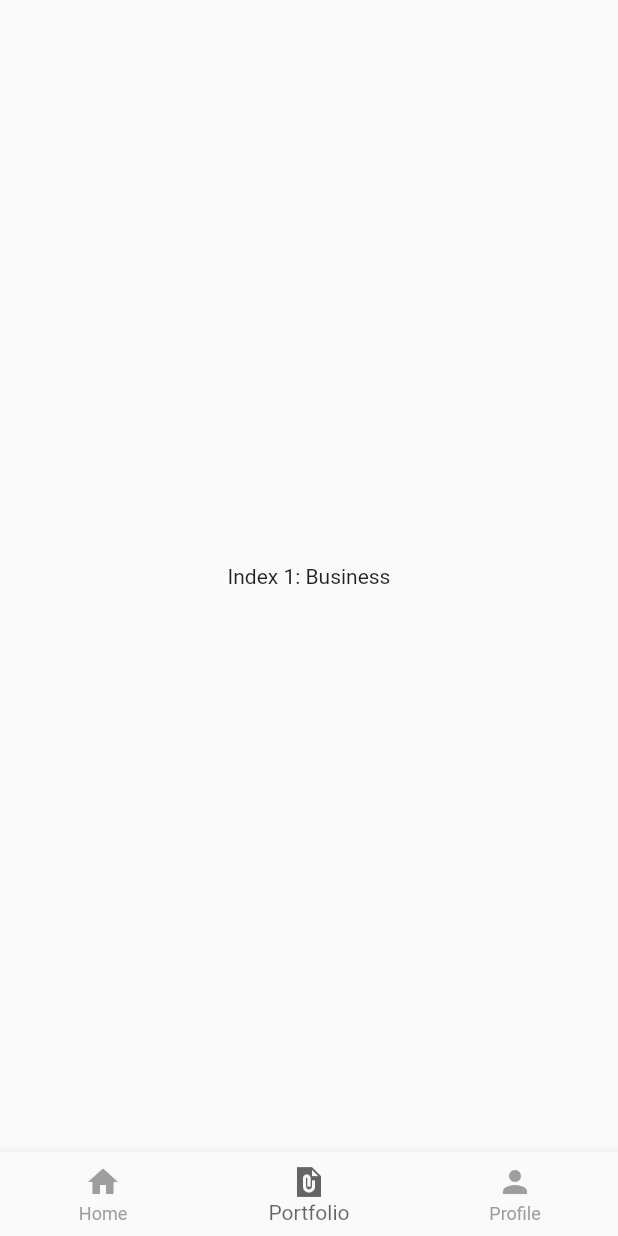
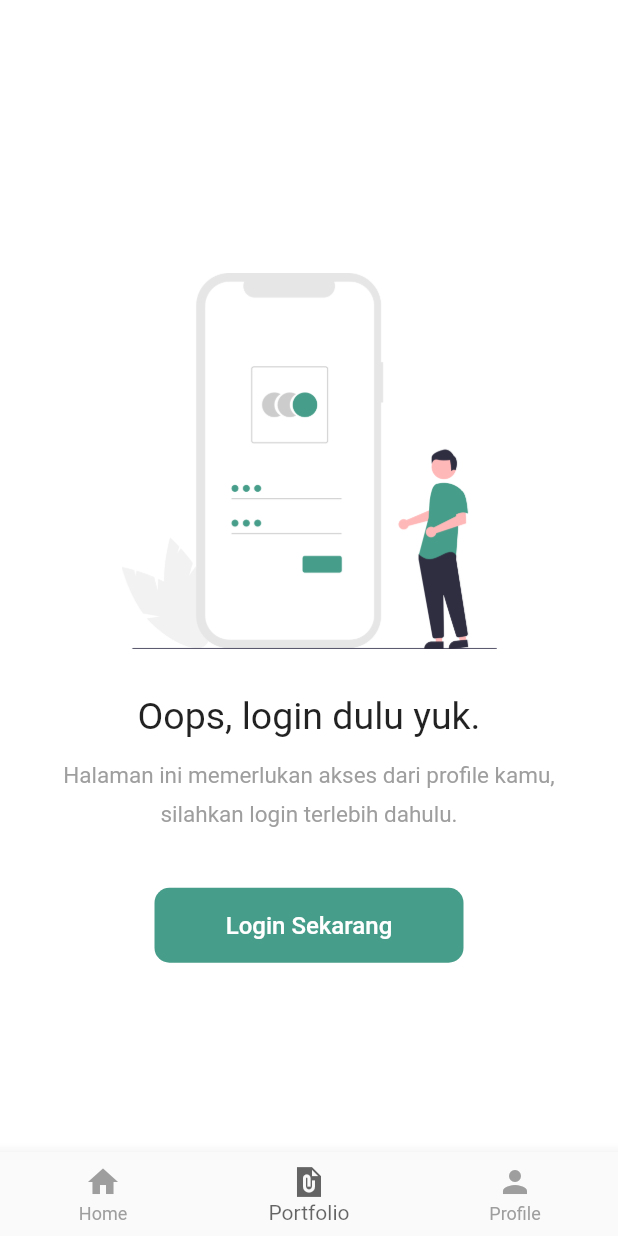
Before and after one commit to wahyungrho/tanibersama, a Flutter app: the screen it shows after launch, item 2 of the bottom bar chosen, on a phone screen of 412 x 824 dp. Run offline on Flutter 3.47's test engine with Material 2 defaults, Android fonts, the phone set to English and light mode, and no system bars; our stand-ins replace pin_code_fields, shared_preferences; network calls fail.

Commit message:
selected index page after login

```diff
--- a/lib/main_page.dart
+++ b/lib/main_page.dart
@@ -3,17 +3,18 @@ import 'package:invest_agriculture/menu/menu.dart';
 import 'package:invest_agriculture/shared/shared.dart';
 
 class MainPage extends StatefulWidget {
-  const MainPage({Key? key}) : super(key: key);
+  final int? selectedIndex;
+  const MainPage({Key? key, this.selectedIndex}) : super(key: key);
 
   @override
   _MainPageState createState() => _MainPageState();
 }
 
 class _MainPageState extends State<MainPage> {
-  int selectedIndex = 0;
+  int? selectedIndex = 0;
   static const List<Widget> widgetOptions = [
     HomePage(),
-    Text('Index 1: Business'),
+    PorfolioPage(),
     ProfilePage(),
   ];
 
@@ -24,10 +25,20 @@ class _MainPageState extends State<MainPage> {
   }
 
   @override
+  void initState() {
+    super.initState();
+    if (widget.selectedIndex == null) {
+      selectedIndex = 0;
+    } else {
+      selectedIndex = widget.selectedIndex;
+    }
+  }
+
+  @override
   Widget build(BuildContext context) {
     return Scaffold(
       body: Center(
-        child: widgetOptions.elementAt(selectedIndex),
+        child: widgetOptions.elementAt(selectedIndex!),
       ),
       bottomNavigationBar: BottomNavigationBar(
         items: const [
@@ -36,7 +47,7 @@ class _MainPageState extends State<MainPage> {
               icon: Icon(Icons.file_present_sharp), label: 'Portfolio'),
           BottomNavigationBarItem(icon: Icon(Icons.person), label: 'Profile'),
         ],
-        currentIndex: selectedIndex,
+        currentIndex: selectedIndex!,
         selectedItemColor: blackColor.withOpacity(0.6),
         unselectedItemColor: greyColor,
         onTap: _ontapItem,
--- a/lib/menu/menu.dart
+++ b/lib/menu/menu.dart
@@ -9,3 +9,4 @@ import 'package:shared_preferences/shared_preferences.dart';
 
 part 'home_page.dart';
 part 'profile_page.dart';
+part 'portfolio_page.dart';
--- /dev/null
+++ b/lib/menu/portfolio_page.dart
@@ -0,0 +1,83 @@
+part of 'menu.dart';
+
+class PorfolioPage extends StatefulWidget {
+  const PorfolioPage({Key? key}) : super(key: key);
+
+  @override
+  _PorfolioPageState createState() => _PorfolioPageState();
+}
+
+class _PorfolioPageState extends State<PorfolioPage> {
+  bool? login;
+  getPreference() async {
+    SharedPreferences sharedPreferences = await SharedPreferences.getInstance();
+    login = sharedPreferences.getBool(PrefProfile.login) ?? false;
+    print("Status login $login ");
+    setState(() {});
+  }
+
+  @override
+  void initState() {
+    super.initState();
+    getPreference();
+  }
+
+  @override
+  Widget build(BuildContext context) {
+    return Scaffold(
+      backgroundColor: Colors.white,
+      appBar: AppBar(
+        elevation: 0,
+        backgroundColor: Colors.transparent,
+        title: (login == true)
+            ? Text(
+                "Portfolio saya",
+                style: TextStyle(color: blackColor),
+              )
+            : const SizedBox(),
+      ),
+      body: (login == true)
+          ? const SizedBox()
+          : Center(
+              child: Column(
+                mainAxisAlignment: MainAxisAlignment.center,
+                children: [
+                  WidgetIlustration(
+                    image: "assets/auth_ilustration.png",
+                    title: "Oops, login dulu yuk.",
+                    subtitle1:
+                        "Halaman ini memerlukan akses dari profile kamu,",
+                    subtitle2: "silahkan login terlebih dahulu.",
+                    child: SizedBox(
+                      width: MediaQuery.of(context).size.width * 0.5,
+                      child: MaterialButton(
+                        onPressed: () {
+                          Navigator.push(
+                              context,
+                              MaterialPageRoute(
+                                  builder: (_) => const SignInPage(
+                                        currentPage: 'login',
+                                        selectedIndex: 1,
+                                      )));
+                        },
+                        height: 50,
+                        elevation: 0,
+                        splashColor: Colors.yellow[700],
+                        shape: RoundedRectangleBorder(
+                            borderRadius: BorderRadius.circular(10)),
+                        color: greenColor,
+                        child: const Center(
+                          child: Text(
+                            "Login Sekarang",
+                            style: TextStyle(color: Colors.white, fontSize: 16),
+                          ),
+                        ),
+                      ),
+                    ),
+                  ),
+                ],
+              ),
+            ),
+    );
+  }
+}
--- a/lib/views/pages/detail_page.dart
+++ b/lib/views/pages/detail_page.dart
@@ -499,7 +499,7 @@ class _DetailPageState extends State<DetailPage> {
                     child: const Center(
                       child: Text(
                         "Investasi Sekarang",
-                        style: TextStyle(color: Colors.white, fontSize: 18),
+                        style: TextStyle(color: Colors.white, fontSize: 16),
                       ),
                     ),
                   )
--- a/lib/views/pages/sign_in_page.dart
+++ b/lib/views/pages/sign_in_page.dart
@@ -2,8 +2,11 @@ part of 'pages.dart';
 
 class SignInPage extends StatefulWidget {
   final String? currentPage;
+  final int? selectedIndex;
   final VoidCallback? method;
-  const SignInPage({Key? key, this.currentPage, this.method}) : super(key: key);
+  const SignInPage(
+      {Key? key, this.currentPage, this.selectedIndex, this.method})
+      : super(key: key);
 
   @override
   _SignInPageState createState() => _SignInPageState();
@@ -117,6 +120,7 @@ class _SignInPageState extends State<SignInPage> {
                                   currentPage: "login",
                                   email: emailController.text,
                                   password: passwordController.text,
+                                  selectedIndex: widget.selectedIndex,
                                 )));
                   }
                 }
--- /dev/null
+++ b/lib/views/widgets/ilustration_widget.dart
@@ -0,0 +1,58 @@
+part of 'widgets.dart';
+
+class WidgetIlustration extends StatelessWidget {
+  final Widget? child;
+  final String? image;
+  final String? title;
+  final String? subtitle1;
+  final String? subtitle2;
+  const WidgetIlustration(
+      {Key? key,
+      this.child,
+      this.image,
+      this.title,
+      this.subtitle1,
+      this.subtitle2})
+      : super(key: key);
+  @override
+  Widget build(BuildContext context) {
+    return Column(
+      children: [
+        Image.asset(
+          image!,
+          width: 250,
+        ),
+        const SizedBox(
+          height: 30,
+        ),
+        Text(
+          title!,
+          style: regulerFontStyle.copyWith(fontSize: 25),
+          textAlign: TextAlign.center,
+        ),
+        const SizedBox(
+          height: 16,
+        ),
+        Column(
+          children: [
+            Text(
+              subtitle1!,
+              style: regulerFontStyle.copyWith(fontSize: 15, color: greyColor),
+            ),
+            const SizedBox(
+              height: 8,
+            ),
+            Text(
+              subtitle2!,
+              style: regulerFontStyle.copyWith(fontSize: 15, color: greyColor),
+            ),
+            const SizedBox(
+              height: 40,
+            ),
+            child ?? const SizedBox(),
+          ],
+        ),
+      ],
+    );
+  }
+}
--- a/lib/views/widgets/widgets.dart
+++ b/lib/views/widgets/widgets.dart
@@ -4,3 +4,4 @@ import 'package:invest_agriculture/shared/shared.dart';
 
 part 'item_new_program.dart';
 part 'item_program_run.dart';
+part 'ilustration_widget.dart';
```
Also changed, not shown: lib/menu/profile_page.dart (+62 -5 lines), lib/views/pages/pin_auth_page.dart (+17 -4 lines), assets/auth_ilustration.png (added).
